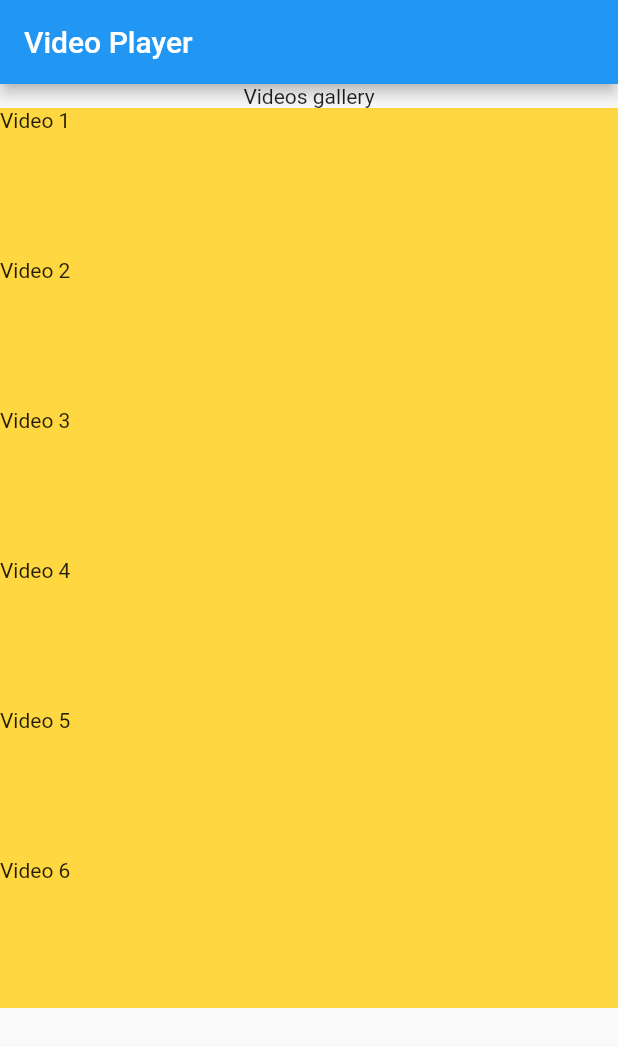
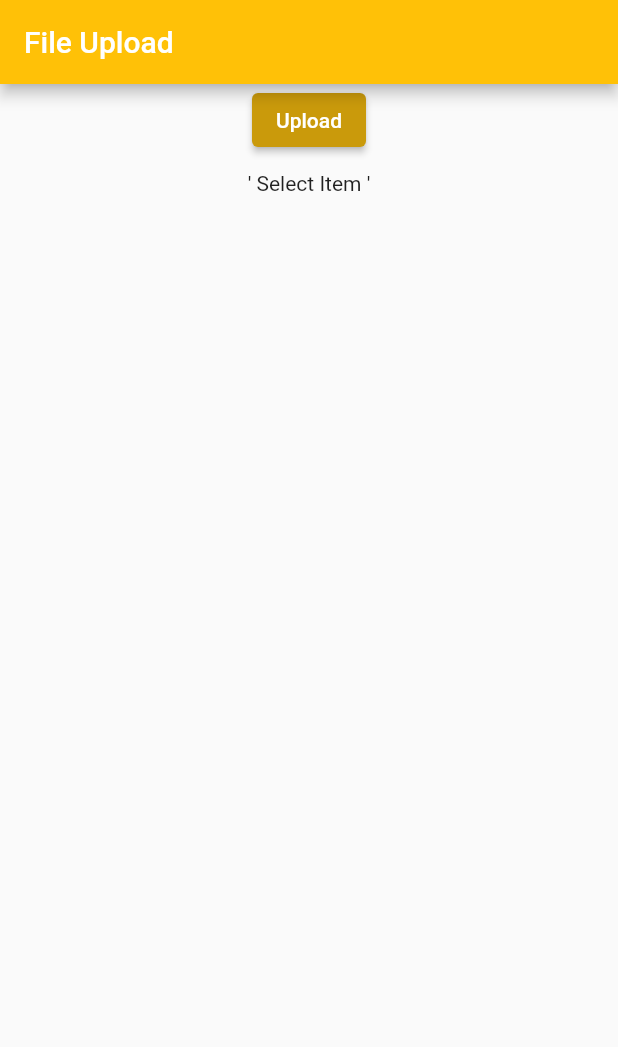
Before and after one commit to mihirbarad00/MihirTask, a Flutter app: the screen it shows after launch, on a phone screen of 412 x 824 dp. Shown: the top 1047 px of the screen. Run offline on Flutter 3.47's test engine with Material 2 defaults, Android fonts, the phone set to English and light mode, and no system bars; our stand-ins replace carousel_slider, file_picker, fluttertoast, image_picker, sizer, video_player.

Commit message:
file picker with image and video

```diff
--- a/flutter_task_01/lib/main.dart
+++ b/flutter_task_01/lib/main.dart
@@ -1,6 +1,8 @@
 import 'package:flutter/material.dart';
+import 'package:flutter_task_01/screen/file_video.dart';
 import 'package:sizer/sizer.dart';
 
+import 'screen/file_upload.dart';
 import 'screen/video_exmpale.dart';
 import 'screen/video_player.dart';
 
@@ -15,9 +17,9 @@ class MyApp extends StatelessWidget {
     return Sizer(
       builder: (context, orientation, deviceType) {
         return MaterialApp(
-            theme: ThemeData(useMaterial3: false),
+            theme: ThemeData(useMaterial3: false, primaryColor: Colors.amber),
             debugShowCheckedModeBanner: false,
-            home: videosa());
+            home: file_upload());
       },
     );
   }
--- /dev/null
+++ b/flutter_task_01/lib/screen/file_upload.dart
@@ -0,0 +1,109 @@
+import 'dart:io';
+
+import 'package:file_picker/file_picker.dart';
+import 'package:flutter/material.dart';
+import 'package:fluttertoast/fluttertoast.dart';
+
+import 'file_video.dart';
+
+class file_upload extends StatefulWidget {
+  const file_upload({super.key});
+
+  @override
+  State<file_upload> createState() => file_uploadState();
+}
+
+class file_uploadState extends State<file_upload> {
+  String? dispath;
+  bool isshowImage = true;
+  var datatypes;
+  bool isshowvideo = false;
+  @override
+  void initState() {
+    // TODO: implement initState
+    super.initState();
+  }
+
+  @override
+  Widget build(BuildContext context) {
+    return Scaffold(
+      appBar: AppBar(
+        title: Text("File Upload"),
+        backgroundColor: Colors.amber,
+      ),
+      body: SingleChildScrollView(
+        child: Column(
+          mainAxisAlignment: MainAxisAlignment.center,
+          children: [
+            Center(
+              child: ElevatedButton(
+                  style: ElevatedButton.styleFrom(
+                      primary: Color.fromARGB(255, 202, 154, 11)),
+                  onPressed: () async {
+                    FilePickerResult? result =
+                        await FilePicker.platform.pickFiles();
+
+                    if (result != null) {
+                      PlatformFile file = result.files.last;
+
+                      print(file.name);
+                      print(file.bytes);
+                      print(file.size);
+                      print(file.extension);
+                      print(file.path);
+                      print("$dispath");
+
+                      setState(() {
+                        dispath = file.path!;
+                        print(
+                            "--------123--------------------${dispath.runtimeType}");
+                        datatypes = dispath!.substring(dispath!.length - 4);
+                        print("-------456---------------${datatypes}");
+
+                        isshowImage = false;
+                        isshowvideo = true;
+                      });
+
+                      print("$dispath???????????????????????????");
+                    } else {
+                      setState(() {
+                        dispath = 'please select item';
+                        isshowImage = true;
+                      });
+                      Fluttertoast.showToast(
+                          msg: "unselected item",
+                          gravity: ToastGravity.BOTTOM,
+                          backgroundColor: Color.fromARGB(255, 235, 219, 218),
+                          textColor: Color.fromARGB(255, 12, 12, 12),
+                          fontSize: 16.0);
+                    }
+                  },
+                  child: Text("Upload")),
+            ),
+            SizedBox(
+              height: 10,
+            ),
+            Text("\' ${dispath ?? 'Select Item'} '"),
+            datatypes == '.mp4'
+                ? Visibility(
+                    visible: isshowvideo,
+                    child: TextButton(
+                        onPressed: () {
+                          Navigator.push(
+                              context,
+                              MaterialPageRoute(
+                                  builder: (context) => FileVideo(
+                                        filepath: dispath,
+                                      )));
+                        },
+                        child: Text("View Media")),
+                  )
+                : dispath == null
+                    ? Container()
+                    : Image.file(File("$dispath")),
+          ],
+        ),
+      ),
+    );
+  }
+}
--- a/flutter_task_01/pubspec.yaml
+++ b/flutter_task_01/pubspec.yaml
@@ -41,6 +41,9 @@ dependencies:
   chewie: ^1.4.0
   video_player: ^2.5.3
   carousel_slider: ^4.2.1
+
+  file_picker: ^5.2.5
+  fluttertoast: ^8.2.1
 
 dev_dependencies:
   flutter_test:
```
Also changed, not shown: flutter_task_01/lib/screen/file_video.dart (added, +76 -0 lines), flutter_task_01/lib/screen/video_exmpale.dart (+120 -76 lines), flutter_task_01/lib/screen/video_player.dart (+63 -63 lines), flutter_task_01/pubspec.lock, 2 other files.
